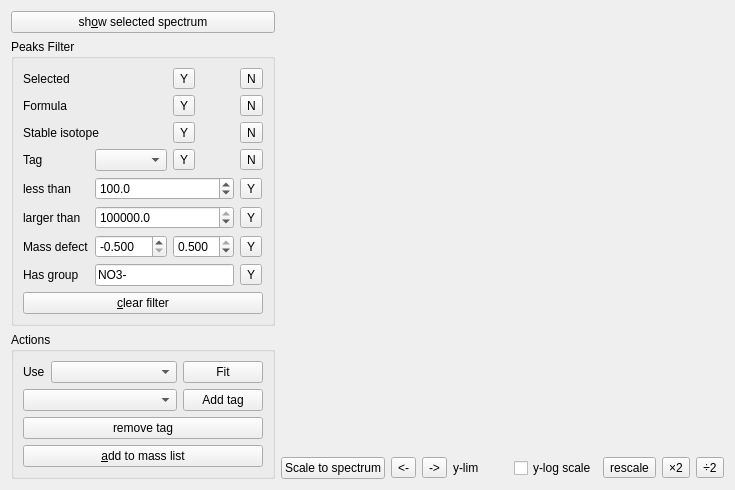
This is Orbitool/UI/PeakFit.ui in l460289052/Orbitool as Qt 5 draws it before an edit. The edited form follows.
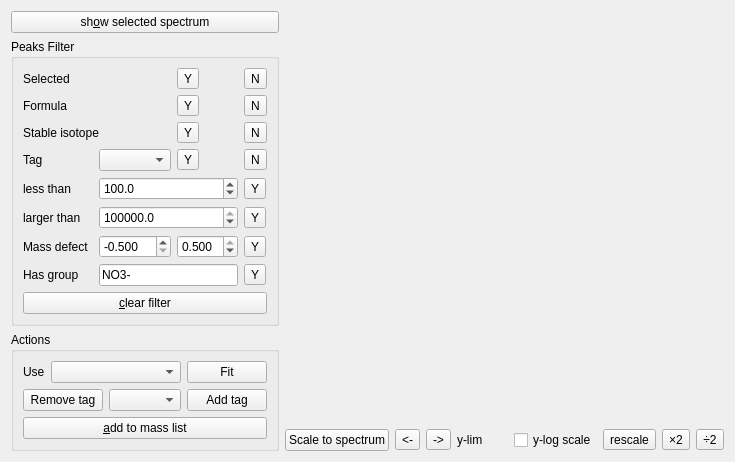
This is the edited form.

What changed in the file:
```diff
--- a/Orbitool/UI/PeakFit.ui
+++ b/Orbitool/UI/PeakFit.ui
@@ -323,6 +323,19 @@
         </item>
         <item>
          <layout class="QHBoxLayout" name="horizontalLayout_4">
+          <item>
+           <widget class="QPushButton" name="actionRmTagPushButton">
+            <property name="toolTip">
+             <string>Alt+R</string>
+            </property>
+            <property name="text">
+             <string>Remove tag</string>
+            </property>
+            <property name="shortcut">
+             <string>Alt+R</string>
+            </property>
+           </widget>
+          </item>
           <item>
            <widget class="QComboBox" name="addTagComboBox"/>
           </item>
@@ -341,19 +354,6 @@
           </item>
          </layout>
         </item>
-        <item>
-         <widget class="QPushButton" name="actionRmTagPushButton">
-          <property name="toolTip">
-           <string>Alt+R</string>
-          </property>
-          <property name="text">
-           <string>remove tag</string>
-          </property>
-          <property name="shortcut">
-           <string>Alt+R</string>
-          </property>
-         </widget>
-        </item>
         <item>
          <widget class="QPushButton" name="actionAddToMassListPushButton">
           <property name="toolTip">
```
